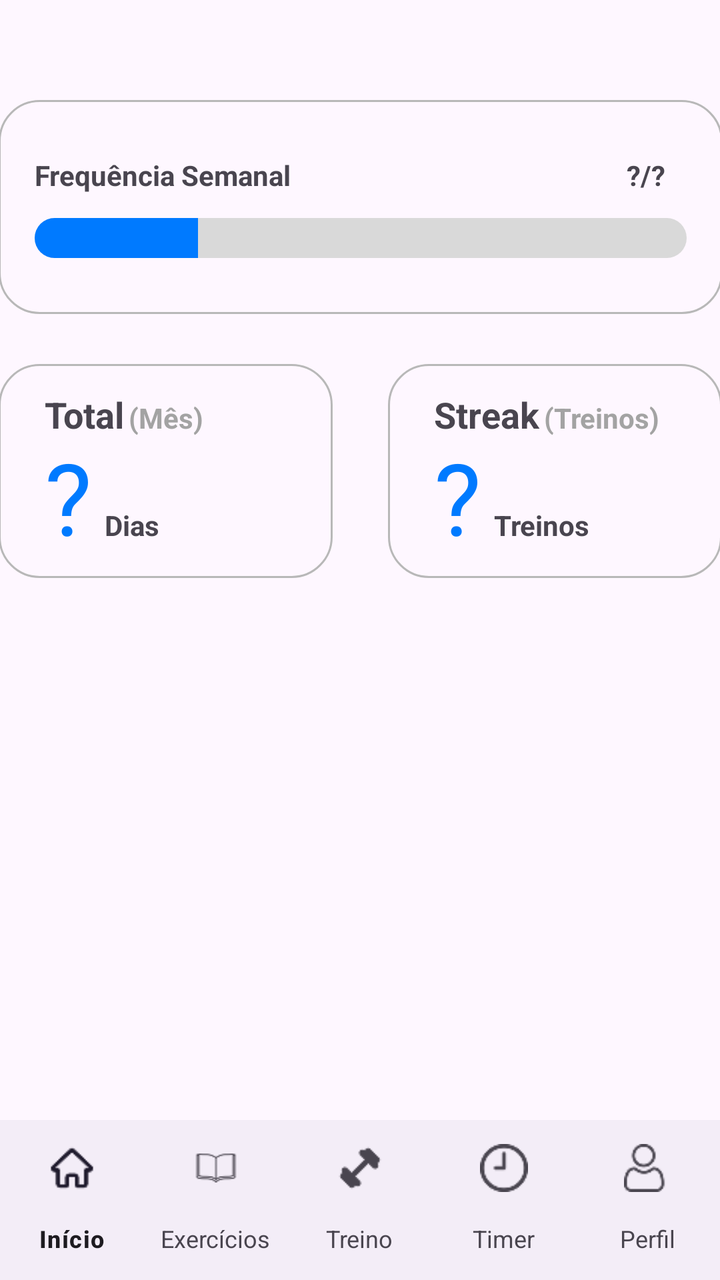
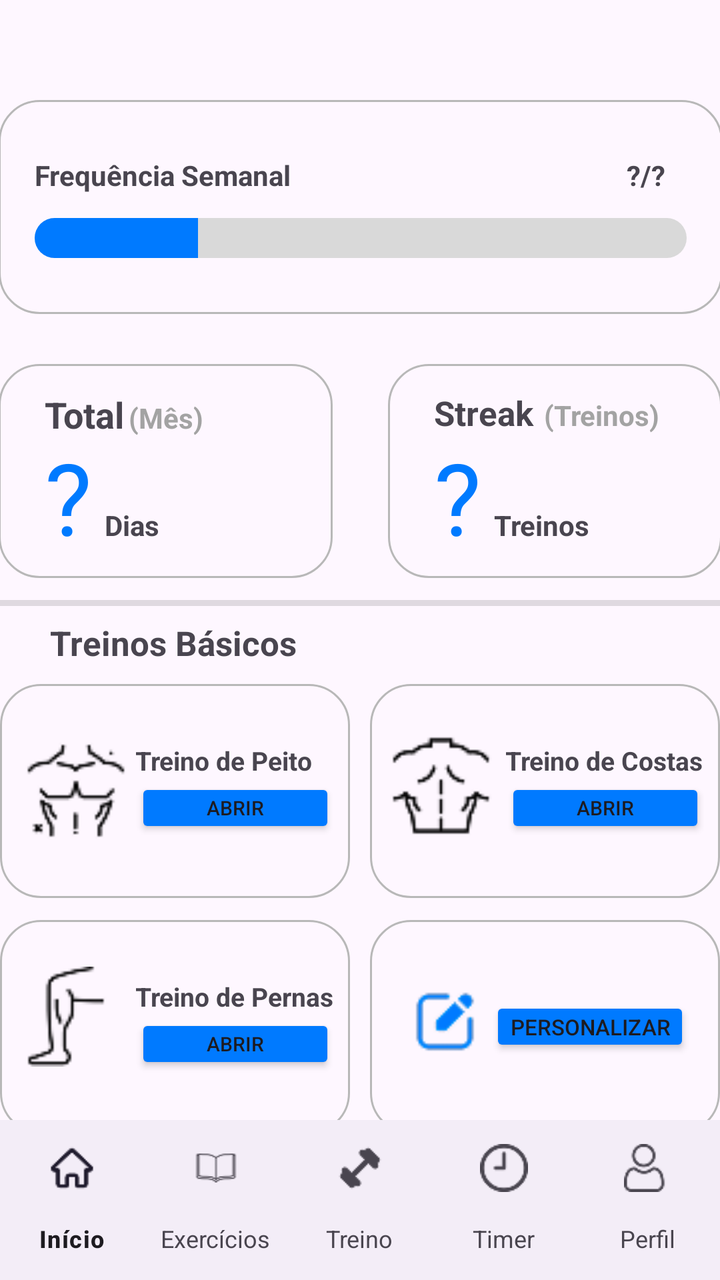

Compare the two renders of this Android layout. The source of the first and the diff that turns it into the second are given below.
<!-- AndroidManifest.xml: application theme Theme.Projeto -->
<!-- res/layout/activity_main.xml -->
<?xml version="1.0" encoding="utf-8"?>
<androidx.constraintlayout.widget.ConstraintLayout xmlns:android="http://schemas.android.com/apk/res/android"
    xmlns:app="http://schemas.android.com/apk/res-auto"
    xmlns:tools="http://schemas.android.com/tools"
    android:layout_width="match_parent"
    android:layout_height="match_parent"
    tools:context=".MainActivity">

    <LinearLayout
        android:layout_width="362dp"
        android:layout_height="107dp"
        android:orientation="vertical"
        android:background="@drawable/border"
        android:layout_marginTop="50dp"
        app:layout_constraintTop_toTopOf="parent"
        app:layout_constraintStart_toStartOf="parent"
        app:layout_constraintEnd_toEndOf="parent">


        <LinearLayout
            android:layout_width="match_parent"
            android:layout_height="match_parent"
            android:layout_marginTop="20dp"
            android:layout_marginLeft="10dp"
            android:layout_marginRight="10dp"
            android:layout_weight="1"
            >

            <TextView
                android:id="@+id/textView"
                android:layout_width="10dp"
                android:textStyle="bold"
                android:layout_height="wrap_content"
                android:layout_weight="1"
                android:text="Frequência Semanal" />

            <TextView
                android:layout_width="20dp"
                android:layout_height="20dp"
                android:textStyle="bold"
                android:layout_marginRight="10dp"
                android:text="?/?" />
        </LinearLayout>

        <ProgressBar
            android:id="@+id/progressBar"
            style="?android:attr/progressBarStyleHorizontal"
            android:layout_width="match_parent"
            android:layout_height="20dp"
            android:layout_marginBottom="20dp"
            android:layout_marginLeft="10dp"
            android:layout_marginRight="10dp"
            android:max="4"
            android:progressDrawable="@drawable/custom_progress_bar"
            android:progress="1"
            android:progressTint="@color/cor_azul"/>
    </LinearLayout>

    
    <RelativeLayout
        android:layout_width="167dp"
        android:layout_height="107dp"
        android:background="@drawable/border"
        android:orientation="vertical"
        android:layout_marginTop="182dp"
        android:layout_marginRight="195dp"
        app:layout_constraintTop_toTopOf="parent"
        app:layout_constraintStart_toStartOf="parent"
        app:layout_constraintEnd_toEndOf="parent">

        <LinearLayout
            android:layout_width="match_parent"
            android:layout_height="50dp"
            android:orientation="horizontal"
            android:layout_marginTop="5dp"
            android:layout_marginLeft="15dp">

            <TextView
                android:layout_width="42dp"
                android:textSize="18sp"
                android:textStyle="bold"
                android:layout_height="wrap_content"
                android:text="Total" />

            <TextView
                android:layout_width="match_parent"
                android:layout_height="wrap_content"
                android:textColor="@color/cor_cinza_claro"
                android:textStyle="bold"
                android:text="(Mês)" />

        </LinearLayout>

        <LinearLayout
            android:layout_width="match_parent"
            android:layout_height="match_parent"
            android:orientation="horizontal"
            android:layout_marginLeft="15dp">
            <TextView
                android:id="@+id/qtd_total_treino_mes"
                android:layout_width="30dp"
                android:layout_height="wrap_content"
                android:text="?"
                android:textColor="@color/cor_azul"
                android:layout_marginTop="25dp"
                android:textSize="50sp"/>

            <TextView
                android:textStyle="bold"
                android:layout_width="match_parent"
                android:layout_height="wrap_content"
                android:layout_marginTop="25dp"
                android:text="Dias" />
        </LinearLayout>

    </RelativeLayout>


    
    <RelativeLayout
        android:layout_width="167dp"
        android:layout_height="107dp"
        android:background="@drawable/border"
        android:orientation="vertical"
        android:layout_marginTop="182dp"
        android:layout_marginLeft="195dp"
        app:layout_constraintTop_toTopOf="parent"
        app:layout_constraintStart_toStartOf="parent"
        app:layout_constraintEnd_toEndOf="parent">

        <LinearLayout
            android:layout_width="match_parent"
            android:layout_height="50dp"
            android:orientation="horizontal"
            android:layout_marginTop="5dp"
            android:layout_marginLeft="15dp">

            <TextView
                android:id="@+id/textView1"
                android:layout_width="53dp"
                android:textSize="18sp"
                android:textStyle="bold"
                android:layout_height="wrap_content"
                android:text="Streak" />

            <TextView
                android:id="@+id/textView2"
                android:layout_width="match_parent"
                android:layout_height="wrap_content"
                android:textColor="@color/cor_cinza_claro"
                android:textStyle="bold"
                android:layout_marginLeft="2dp"
                android:text="(Treinos)" />

        </LinearLayout>

        <LinearLayout
            android:layout_width="match_parent"
            android:layout_height="match_parent"
            android:orientation="horizontal"
            android:layout_marginLeft="15dp">
            <TextView
                android:id="@+id/qtd_total_treino_seguidos"
                android:layout_width="30dp"
                android:layout_height="wrap_content"
                android:text="?"
                android:textColor="@color/cor_azul"
                android:layout_marginTop="25dp"
                android:textSize="50sp"/>

            <TextView
                android:textStyle="bold"
                android:layout_width="match_parent"
                android:layout_height="wrap_content"
                android:layout_marginTop="25dp"
                android:text="Treinos" />
        </LinearLayout>

    </RelativeLayout>

    
    <com.google.android.material.bottomnavigation.BottomNavigationView
        app:labelVisibilityMode="labeled"
        android:id="@+id/bottom_navigation"
        android:layout_width="match_parent"
        android:layout_height="wrap_content"
        app:menu="@menu/main_menu"
        app:itemTextAppearanceInactive="@style/Theme.MenuTextStyle"
        app:layout_constraintBottom_toBottomOf="parent"
        app:layout_constraintEnd_toEndOf="parent"
        app:layout_constraintStart_toStartOf="parent"
        app:layout_constraintTop_toTopOf="parent"
        app:layout_constraintVertical_bias="1"
        />
</androidx.constraintlayout.widget.ConstraintLayout>
<!-- resources referenced by this layout -->
<resources>
  <color name="cor_azul">#007AFF</color>
  <color name="cor_cinza_claro">#a3a3a3</color>
  <!-- drawable border (drawable) -->
  <?xml version="1.0" encoding="utf-8"?>
  <shape xmlns:android="http://schemas.android.com/apk/res/android" android:shape="rectangle">
  
      <stroke android:width="1dp" android:color="#b8b8b8"/> 
      <corners android:radius="20dp"/> 
      <padding android:left="8dp" android:top="8dp" android:right="8dp" android:bottom="8dp"/>
  </shape>
  <!-- drawable custom_progress_bar (drawable) -->
  <layer-list xmlns:android="http://schemas.android.com/apk/res/android">
  
      
      <item android:id="@android:id/background">
          <shape android:shape="rectangle">
              <corners android:radius="20dp"/>
              <size android:height="20dp"/> 
              <solid android:color="#D9D9D9"/>
          </shape>
      </item>
  
      
      <item android:id="@android:id/progress">
          <clip>
              <shape android:shape="rectangle">
                  <corners android:radius="20dp"/>
                  <size android:height="20dp"/> 
                  <solid android:color="#0080FF"/> 
              </shape>
          </clip>
      </item>
  
  </layer-list>
  <style name="Theme.MenuTextStyle" parent="MenuTextStyle" />
  <style name="Theme.Projeto" parent="Base.Theme.Projeto" />
  <style name="MenuTextStyle" parent="Theme.Material3.DayNight.NoActionBar">
          <item name="android:textSize">12sp</item>
          <item name="android:textColor">#FFFFFF</item>]
          <item name="android:layout_margin">5dp</item>
      </style>
  <style name="Base.Theme.Projeto" parent="Theme.Material3.DayNight.NoActionBar">
          
          
      </style>
</resources>

<!-- the commit's change to res/layout/activity_main.xml (unified diff, before → after) -->
@@ -115,7 +115,6 @@
 
     </RelativeLayout>
 
-
     
     <RelativeLayout
         android:layout_width="167dp"
@@ -138,7 +137,7 @@
             <TextView
                 android:id="@+id/textView1"
                 android:layout_width="53dp"
-                android:textSize="18sp"
+                android:textSize="17sp"
                 android:textStyle="bold"
                 android:layout_height="wrap_content"
                 android:text="Streak" />
@@ -177,6 +176,231 @@
         </LinearLayout>
 
     </RelativeLayout>
+
+    
+    <View
+        android:layout_width="360dp"
+        android:layout_height="3dp"
+        android:background="?android:attr/listDivider"
+        app:layout_constraintTop_toTopOf="parent"
+        app:layout_constraintStart_toStartOf="parent"
+        app:layout_constraintEnd_toEndOf="parent"
+        android:layout_marginTop="300dp" />
+
+    <TextView
+        android:layout_width="match_parent"
+        android:layout_height="30dp"
+        android:layout_marginTop="310dp"
+        android:layout_marginLeft="25dp"
+        app:layout_constraintTop_toTopOf="parent"
+        app:layout_constraintStart_toStartOf="parent"
+        app:layout_constraintEnd_toEndOf="parent"
+        android:text="Treinos Básicos"
+        android:textStyle="bold"
+        android:textSize="17dp"
+        />
+
+    
+    <RelativeLayout
+        android:layout_width="175dp"
+        android:layout_height="107dp"
+        android:background="@drawable/border"
+        android:orientation="horizontal"
+        android:layout_marginTop="342dp"
+        android:layout_marginRight="185dp"
+        app:layout_constraintTop_toTopOf="parent"
+        app:layout_constraintStart_toStartOf="parent"
+        app:layout_constraintEnd_toEndOf="parent"
+        android:gravity="center">
+
+        <ImageView
+            android:id="@+id/img_peito"
+            android:layout_width="60dp"
+            android:layout_height="60dp"
+            android:src="@drawable/icone_peito"
+
+        />
+
+        <LinearLayout
+            android:layout_width="100dp"
+            android:layout_height="60dp"
+            android:orientation="vertical"
+            android:gravity="center"
+            android:layout_marginLeft="60dp">
+
+            <TextView
+                android:layout_width="100dp"
+                android:textStyle="bold"
+                android:layout_height="wrap_content"
+                android:text="Treino de Peito"
+                android:textSize="13sp"/>
+
+            <Button
+                android:id="@+id/btn_treino_peito"
+                android:layout_width="100dp"
+                android:layout_height="30dp"
+                android:text="Abrir"
+                android:textSize="10sp"
+                android:padding="0dp"
+                android:backgroundTint="@color/cor_azul"
+                app:cornerRadius="3dp" />
+
+        </LinearLayout>
+
+
+    </RelativeLayout>
+
+    
+    <RelativeLayout
+        android:layout_width="175dp"
+        android:layout_height="107dp"
+        android:background="@drawable/border"
+        android:orientation="horizontal"
+        android:layout_marginTop="342dp"
+        android:layout_marginLeft="185dp"
+        app:layout_constraintTop_toTopOf="parent"
+        app:layout_constraintStart_toStartOf="parent"
+        app:layout_constraintEnd_toEndOf="parent"
+        android:gravity="center">
+
+        <ImageView
+            android:id="@+id/img_costas"
+            android:layout_width="55dp"
+            android:layout_height="55dp"
+            android:src="@drawable/icone_costas"
+            android:layout_marginRight="100dp"
+            />
+
+        <LinearLayout
+            android:layout_width="100dp"
+            android:layout_height="60dp"
+            android:orientation="vertical"
+            android:gravity="center"
+            android:layout_marginLeft="60dp">
+
+            <TextView
+                android:layout_width="100dp"
+                android:textStyle="bold"
+                android:layout_height="wrap_content"
+                android:text="Treino de Costas"
+                android:textSize="13sp"/>
+
+            <Button
+                android:id="@+id/btn_treino_costas"
+                android:layout_width="100dp"
+                android:layout_height="30dp"
+                android:text="Abrir"
+                android:textSize="10sp"
+                android:padding="0dp"
+                android:backgroundTint="@color/cor_azul"
+                app:cornerRadius="3dp" />
+
+        </LinearLayout>
+
+
+    </RelativeLayout>
+
+    
+    <RelativeLayout
+        android:layout_width="175dp"
+        android:layout_height="107dp"
+        android:background="@drawable/border"
+        android:orientation="horizontal"
+        android:layout_marginTop="460dp"
+        android:layout_marginRight="185dp"
+        app:layout_constraintTop_toTopOf="parent"
+        app:layout_constraintStart_toStartOf="parent"
+        app:layout_constraintEnd_toEndOf="parent"
+        android:gravity="center">
+
+        <ImageView
+            android:id="@+id/img_perna"
+            android:layout_width="50dp"
+            android:layout_height="50dp"
+            android:src="@drawable/icone_perna"
+            android:layout_marginRight="100dp"
+            />
+
+        <LinearLayout
+            android:layout_width="100dp"
+            android:layout_height="60dp"
+            android:orientation="vertical"
+            android:gravity="center"
+            android:layout_marginLeft="60dp">
+
+            <TextView
+                android:layout_width="100dp"
+                android:textStyle="bold"
+                android:layout_height="wrap_content"
+                android:text="Treino de Pernas"
+                android:textSize="13sp"/>
+
+            <Button
+                android:id="@+id/btn_treino_pernas"
+                android:layout_width="100dp"
+                android:layout_height="30dp"
+                android:text="Abrir"
+                android:textSize="10sp"
+                android:padding="0dp"
+                android:backgroundTint="@color/cor_azul"
+                app:cornerRadius="3dp" />
+
+        </LinearLayout>
+
+
+    </RelativeLayout>
+
+    
+    <RelativeLayout
+        android:layout_width="175dp"
+        android:layout_height="107dp"
+        android:background="@drawable/border"
+        android:orientation="horizontal"
+        android:layout_marginTop="460dp"
+        android:layout_marginLeft="185dp"
+        app:layout_constraintTop_toTopOf="parent"
+        app:layout_constraintStart_toStartOf="parent"
+        app:layout_constraintEnd_toEndOf="parent"
+        android:gravity="center">
+
+        <ImageView
+            android:layout_width="55dp"
+            android:layout_height="55dp"
+            android:src="@drawable/icone_editar"
+            android:layout_marginRight="100dp"
+            />
+
+        <LinearLayout
+            android:layout_width="100dp"
+            android:layout_height="60dp"
+            android:orientation="vertical"
+            android:gravity="center"
+            android:layout_marginLeft="50dp">
+
+            <Button
+                android:id="@+id/btn_treino_personalizado"
+                android:layout_width="100dp"
+                android:layout_height="30dp"
+                android:text="Personalizar"
+                android:textSize="11sp"
+                android:padding="0dp"
+                android:backgroundTint="@color/cor_azul"
+                app:cornerRadius="3dp" />
+
+        </LinearLayout>
+
+
+    </RelativeLayout>
+
+    
+    <View
+        android:layout_width="360dp"
+        android:layout_height="3dp"
+        android:background="?android:attr/listDivider"
+        app:layout_constraintTop_toTopOf="parent"
+        app:layout_constraintStart_toStartOf="parent"
+        app:layout_constraintEnd_toEndOf="parent"
+        android:layout_marginTop="580dp" />
 
     
     <com.google.android.material.bottomnavigation.BottomNavigationView
@@ -192,4 +416,7 @@
         app:layout_constraintTop_toTopOf="parent"
         app:layout_constraintVertical_bias="1"
         />
+
+
+
 </androidx.constraintlayout.widget.ConstraintLayout>
<!-- resource entries referenced after the edit -->
@@ -34,6 +34,10 @@
       </item>
   
   </layer-list>
+  <!-- drawable icone_costas: png bitmap (drawable, 1058 bytes) -->
+  <!-- drawable icone_editar: png bitmap (drawable, 1154 bytes) -->
+  <!-- drawable icone_peito: png bitmap (drawable, 1156 bytes) -->
+  <!-- drawable icone_perna: png bitmap (drawable, 779 bytes) -->
   <style name="Theme.MenuTextStyle" parent="MenuTextStyle" />
   <style name="Theme.Projeto" parent="Base.Theme.Projeto" />
   <style name="MenuTextStyle" parent="Theme.Material3.DayNight.NoActionBar">
